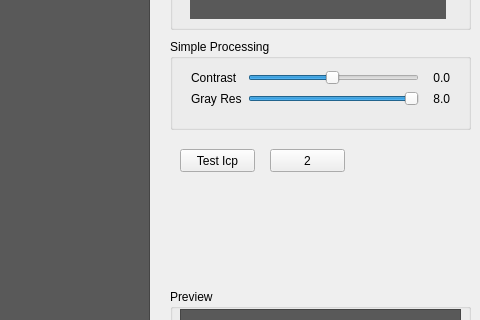
This is simpleProcessing/mainwindow.ui in KKyang/Image-Processing as Qt 5 draws it before an edit; both pictures show x 800 to 1280 and y 159 to 479 of the 1280 by 720 pixel window. The edited form follows.
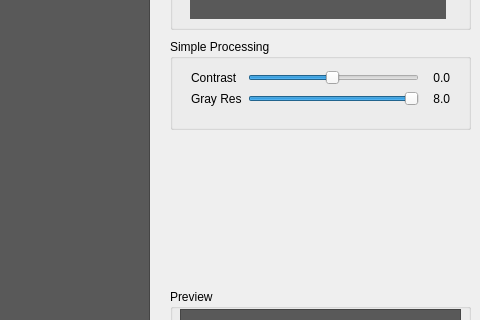
This is the edited form. Icons and pictures are not drawn. Custom widgets are drawn as their Qt base class.

```diff
--- a/simpleProcessing/mainwindow.ui
+++ b/simpleProcessing/mainwindow.ui
@@ -241,32 +241,6 @@
      </property>
     </widget>
    </widget>
-   <widget class="QPushButton" name="pushButton">
-    <property name="geometry">
-     <rect>
-      <x>980</x>
-      <y>260</y>
-      <width>75</width>
-      <height>23</height>
-     </rect>
-    </property>
-    <property name="text">
-     <string>Test Icp</string>
-    </property>
-   </widget>
-   <widget class="QPushButton" name="pushButton_2">
-    <property name="geometry">
-     <rect>
-      <x>1070</x>
-      <y>260</y>
-      <width>75</width>
-      <height>23</height>
-     </rect>
-    </property>
-    <property name="text">
-     <string>2</string>
-    </property>
-   </widget>
   </widget>
   <widget class="QMenuBar" name="menuBar">
    <property name="geometry">
```
Left out of the diff: 10 changed lines with no effect on the pictures.
